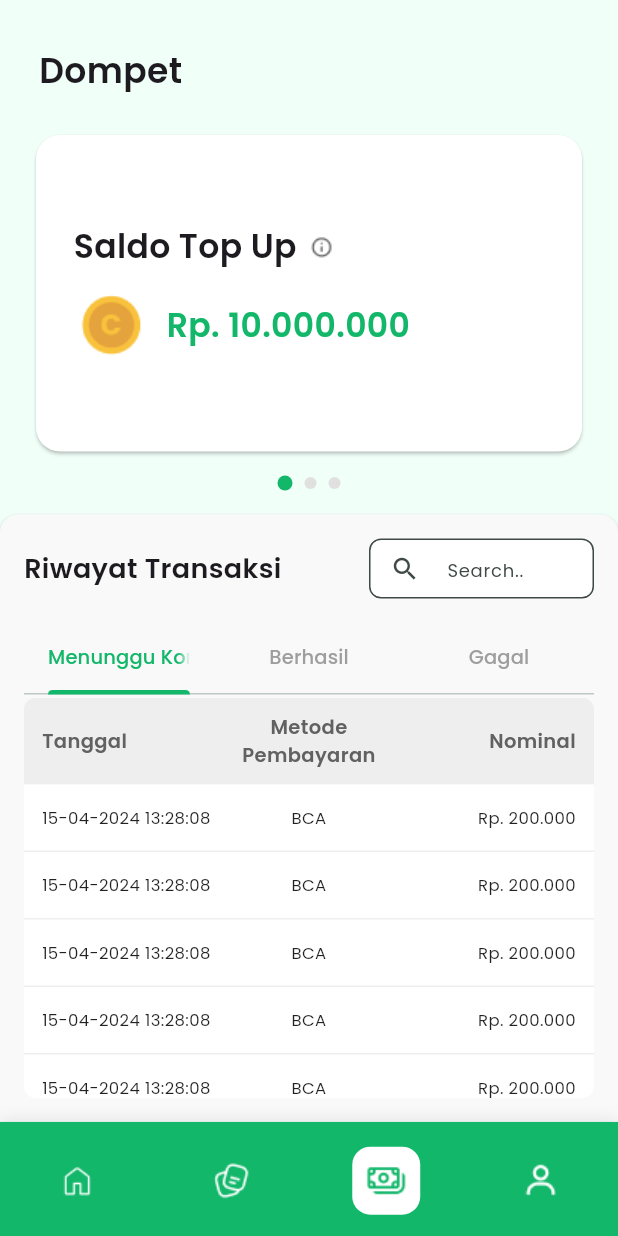
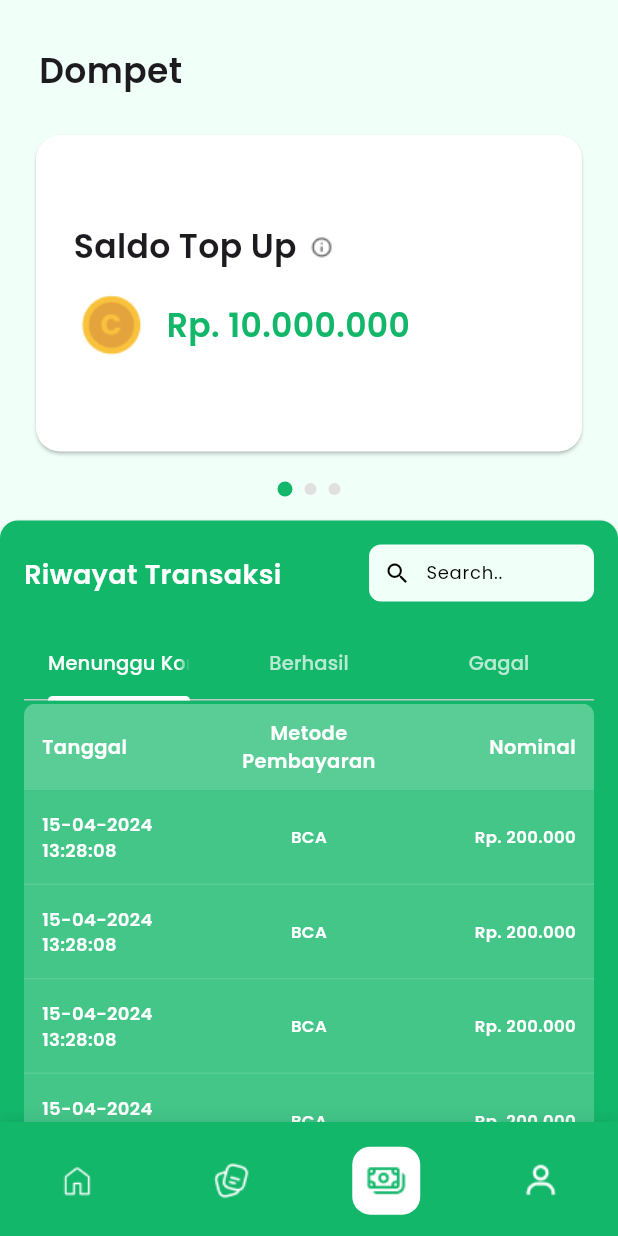
Before and after one commit to athaabiyyu/koperasi_rsb, a Flutter app: the DompetPage screen opened by its route, on a phone screen of 412 x 824 dp. Run offline on Flutter 3.47's test engine with Material 3 defaults, Android fonts, the phone set to English and light mode, and no system bars; our stand-ins replace auto_size_text, file_picker, flutter_dotenv, google_fonts, shared_preferences; accounts and stored records are empty.

Commit message:
styling, perbaikan overflowed, dan routing pada halaman dompet member regular / biasa

```diff
--- a/lib/screens/member-biasa/dompet/dompet.dart
+++ b/lib/screens/member-biasa/dompet/dompet.dart
@@ -24,72 +24,47 @@ class _DompetPageState extends State<DompetPage>
     {
       "tanggal": "15-04-2024 13:28:08",
       "metode": "BCA",
-      "nominal": "Rp. 200.000",
+      "nominal": "Rp. 200.000"
     },
     {
       "tanggal": "15-04-2024 13:28:08",
       "metode": "BCA",
-      "nominal": "Rp. 200.000",
+      "nominal": "Rp. 200.000"
     },
     {
       "tanggal": "15-04-2024 13:28:08",
       "metode": "BCA",
-      "nominal": "Rp. 200.000",
+      "nominal": "Rp. 200.000"
     },
     {
       "tanggal": "15-04-2024 13:28:08",
       "metode": "BCA",
-      "nominal": "Rp. 200.000",
+      "nominal": "Rp. 200.000"
     },
     {
       "tanggal": "15-04-2024 13:28:08",
       "metode": "BCA",
-      "nominal": "Rp. 200.000",
+      "nominal": "Rp. 200.000"
     },
     {
       "tanggal": "15-04-2024 13:28:08",
       "metode": "BCA",
-      "nominal": "Rp. 200.000",
+      "nominal": "Rp. 200.000"
     },
     {
       "tanggal": "15-04-2024 13:28:08",
       "metode": "BCA",
-      "nominal": "Rp. 200.000",
+      "nominal": "Rp. 200.000"
     },
     {
       "tanggal": "15-04-2024 13:28:08",
       "metode": "BCA",
-      "nominal": "Rp. 200.000",
+      "nominal": "Rp. 200.000"
     },
     {
       "tanggal": "15-04-2024 13:28:08",
       "metode": "BCA",
-      "nominal": "Rp. 200.000",
-    },
-    {
-      "tanggal": "15-04-2024 13:28:08",
-      "metode": "BCA",
-      "nominal": "Rp. 200.000",
-    },
-    {
-      "tanggal": "15-04-2024 13:28:08",
-      "metode": "BCA",
-      "nominal": "Rp. 200.000",
-    },
-    {
-      "tanggal": "15-04-2024 13:28:08",
-      "metode": "BCA",
-      "nominal": "Rp. 200.000",
-    },
-    {
-      "tanggal": "15-04-2024 13:28:08",
-      "metode": "BCA",
-      "nominal": "Rp. 200.000",
-    },
-    {
-      "tanggal": "15-04-2024 13:28:08",
-      "metode": "BCA",
-      "nominal": "Rp. 200.000",
+      "nominal": "Rp. 200.000"
     },
   ];
 
@@ -97,7 +72,7 @@ class _DompetPageState extends State<DompetPage>
     {
       "tanggal": "14-04-2024 10:00:00",
       "metode": "Dana",
-      "nominal": "Rp. 150.000",
+      "nominal": "Rp. 150.000"
     },
   ];
 
@@ -120,16 +95,15 @@ class _DompetPageState extends State<DompetPage>
   Widget build(BuildContext context) {
     return WillPopScope(
       onWillPop: () async {
-        // Navigasi ke DashboardPage dan hapus halaman sekarang dari stack
         Navigator.pushReplacementNamed(context, '/member-reguler');
-        return false; // mencegah pop default
+        return false;
       },
       child: Scaffold(
         backgroundColor: lightGreen,
         bottomNavigationBar: AppBottomNav(
           currentIndex: 2,
           onItemSelected: (i) {
-            if (i == 2) return; // already on Dompet
+            if (i == 2) return;
             if (!mounted) return;
             switch (i) {
               case 0:
@@ -145,16 +119,24 @@ class _DompetPageState extends State<DompetPage>
           },
         ),
         body: SafeArea(
+          child: LayoutBuilder(
+            builder: (context, constraints) {
+              return SingleChildScrollView(
+                child: ConstrainedBox(
+                  constraints: BoxConstraints(minHeight: constraints.maxHeight),
+                  child: IntrinsicHeight(
                     child: Column(
                       crossAxisAlignment: CrossAxisAlignment.start,
                       children: [
+                        // ======== BAGIAN ATAS (Saldo) ========
                         Padding(
                           padding: const EdgeInsets.all(16),
                           child: Column(
                             crossAxisAlignment: CrossAxisAlignment.start,
                             children: [
                               Padding(
-                      padding: const EdgeInsets.fromLTRB(10, 15, 10, 2),
+                                padding:
+                                    const EdgeInsets.fromLTRB(10, 15, 10, 2),
                                 child: Text(
                                   "Dompet",
                                   style: GoogleFonts.poppins(
@@ -164,22 +146,17 @@ class _DompetPageState extends State<DompetPage>
                                 ),
                               ),
                               const SizedBox(height: 16),
-
-                    // Card PageView - tinggi dinamis berdasarkan konten
                               SizedBox(
                                 height: 227,
                                 child: PageView(
                                   controller: _pageController,
                                   onPageChanged: (index) {
-                          setState(() {
-                            _currentPage = index;
-                          });
+                                    setState(() => _currentPage = index);
                                   },
                                   children: [
                                     const TopUpCard(
                                         title: "Saldo Top Up",
-                            amount: "Rp. 10.000.000",
-                          ),
+                                        amount: "Rp. 10.000.000"),
                                     TopUpCard(
                                       title: "Simpanan Wajib",
                                       amount: "Rp 500.000",
@@ -194,19 +171,17 @@ class _DompetPageState extends State<DompetPage>
                                     ),
                                     const TopUpCard(
                                         title: "Simpanan Pokok",
-                            amount: "Rp. 50.000",
-                          ),
+                                        amount: "Rp. 50.000"),
                                   ],
                                 ),
                               ),
-                    const SizedBox(height: 8),
-
-                    // Dot Indicator
+                              const SizedBox(height: 12),
                               Row(
                                 mainAxisAlignment: MainAxisAlignment.center,
                                 children: List.generate(3, (index) {
                                   return Container(
-                          margin: const EdgeInsets.symmetric(horizontal: 4),
+                                    margin: const EdgeInsets.symmetric(
+                                        horizontal: 4),
                                     width: _currentPage == index ? 10 : 8,
                                     height: _currentPage == index ? 10 : 8,
                                     decoration: BoxDecoration(
@@ -221,9 +196,11 @@ class _DompetPageState extends State<DompetPage>
                             ],
                           ),
                         ),
+
+                        // ======== BAGIAN BAWAH (Riwayat Transaksi) ========
                         Expanded(
                           child: Card(
-                  color: grayTable,
+                            color: darkGreen,
                             elevation: 2,
                             margin: EdgeInsets.zero,
                             shape: const RoundedRectangleBorder(
@@ -238,34 +215,57 @@ class _DompetPageState extends State<DompetPage>
                                 crossAxisAlignment: CrossAxisAlignment.start,
                                 children: [
                                   Row(
-                          mainAxisAlignment: MainAxisAlignment.spaceBetween,
+                                    mainAxisAlignment:
+                                        MainAxisAlignment.spaceBetween,
                                     children: [
                                       Text(
                                         "Riwayat Transaksi",
                                         style: GoogleFonts.poppins(
                                           fontSize: 18,
                                           fontWeight: FontWeight.w600,
+                                          color: Colors.white,
                                         ),
                                       ),
                                       SizedBox(
                                         width: 150,
                                         height: 40,
                                         child: TextField(
+                                          style: GoogleFonts.poppins(
+                                            fontSize: 12,
+                                            color: Colors.white,
+                                          ),
                                           decoration: InputDecoration(
                                             hintText: "Search..",
-                                  hintStyle: GoogleFonts.poppins(fontSize: 12),
-                                  prefixIcon: const Icon(
+                                            hintStyle: GoogleFonts.poppins(
+                                              fontSize: 12,
+                                              color: Colors.black,
+                                            ),
+                                            prefixIcon: const Padding(
+                                              padding: EdgeInsets.only(
+                                                  left: 10, right: 6),
+                                              child: Icon(
                                                 Icons.search,
-                                    size: 20,
+                                                size: 18,
+                                                color: Colors.black,
                                               ),
-                                  contentPadding: const EdgeInsets.symmetric(
-                                    vertical: 8,
                                             ),
+                                            prefixIconConstraints:
+                                                const BoxConstraints(
+                                              minWidth: 0,
+                                              minHeight: 0,
+                                            ),
+                                            contentPadding:
+                                                const EdgeInsets.symmetric(
+                                                    vertical: 10),
                                             filled: true,
-                                  fillColor: Colors.white,
+                                            fillColor: lightGreen,
                                             border: OutlineInputBorder(
-                                    borderRadius: BorderRadius.circular(8),
+                                              borderRadius:
+                                                  BorderRadius.circular(8),
+                                              borderSide: BorderSide.none,
                                             ),
+                                            isDense:
+                                                true,
                                           ),
                                         ),
                                       ),
@@ -274,9 +274,9 @@ class _DompetPageState extends State<DompetPage>
                                   const SizedBox(height: 16),
                                   TabBar(
                                     controller: _tabController,
-                          labelColor: darkGreen,
-                          unselectedLabelColor: Colors.grey,
-                          indicatorColor: darkGreen,
+                                    labelColor: Colors.white,
+                                    unselectedLabelColor: Colors.white70,
+                                    indicatorColor: Colors.white,
                                     labelStyle: GoogleFonts.poppins(
                                       fontSize: 13,
                                       fontWeight: FontWeight.w500,
@@ -288,22 +288,19 @@ class _DompetPageState extends State<DompetPage>
                                     ],
                                   ),
                                   const SizedBox(height: 2),
-                        Expanded(
+                                  SizedBox(
+                                    height: 400,
                                     child: TabBarView(
                                       controller: _tabController,
                                       children: [
                                         TransactionTable(
                                             status: "Menunggu Konfirmasi",
-                                data: menungguData,
-                              ),
+                                            data: menungguData),
                                         TransactionTable(
                                             status: "Berhasil",
-                                data: berhasilData,
-                              ),
+                                            data: berhasilData),
                                         TransactionTable(
-                                status: "Gagal",
-                                data: gagalData,
-                              ),
+                                            status: "Gagal", data: gagalData),
                                       ],
                                     ),
                                   ),
@@ -317,5 +314,10 @@ class _DompetPageState extends State<DompetPage>
                   ),
                 ),
               );
+            },
+          ),
+        ),
+      ),
+    );
   }
 }
--- a/lib/widgets-global/dialog/dialog-topUp-saldo-simpanan-wajib.dart
+++ b/lib/widgets-global/dialog/dialog-topUp-saldo-simpanan-wajib.dart
@@ -1,33 +1,54 @@
 import 'package:flutter/material.dart';
 import 'package:google_fonts/google_fonts.dart';
+import 'package:koperasi_rsb/screens/member-biasa/pembayaran-awal/muncul-rekening-member-biasa.dart';
 import 'package:koperasi_rsb/widgets-global/colors.dart';
+
+void _handlePayment(BuildContext context) {
+    // Tutup dialog terlebih dahulu (jika ada)
+    Navigator.of(context).pop();
+    // Navigate ke halaman MunculRekeningMemberBiasa
+    Navigator.push(
+      context,
+      MaterialPageRoute(
+        builder: (context) => MunculRekeningMemberBiasa(),
+      ),
+    );
+  }
 
 Future<void> showTopUpSimpananWajibDialog({
   required BuildContext context,
   required String namaAnggota,
   required String tagihan,
   required String nominalTagihan,
+
 }) {
   return showDialog(
     context: context,
     barrierDismissible: true,
     builder: (ctx) => Dialog(
       shape: RoundedRectangleBorder(borderRadius: BorderRadius.circular(16)),
-      insetPadding: const EdgeInsets.symmetric(horizontal: 20),
-      child: Container(
+      insetPadding: const EdgeInsets.symmetric(horizontal: 20, vertical: 24),
+      child: LayoutBuilder(
+        builder: (context, constraints) {
+          return SingleChildScrollView(
+            child: Padding(
               padding: const EdgeInsets.all(25),
               child: Column(
                 mainAxisSize: MainAxisSize.min,
                 children: [
-            // Header dengan close button
+                  /// ===== HEADER =====
                   Row(
-              mainAxisAlignment: MainAxisAlignment.spaceBetween,
+                    crossAxisAlignment: CrossAxisAlignment.start,
                     children: [
-                Text(
+                      /// judul bisa wrap ke bawah
+                      Expanded(
+                        child: Text(
                           "Top Up Saldo Simpanan Wajib",
                           style: GoogleFonts.poppins(
                             fontWeight: FontWeight.w600,
                             fontSize: 16,
+                          ),
+                          softWrap: true, // penting: biar bisa turun baris
                         ),
                       ),
                       IconButton(
@@ -38,9 +59,10 @@ Future<void> showTopUpSimpananWajibDialog({
                       ),
                     ],
                   ),
+
                   const SizedBox(height: 25),
 
-            // Data rows dengan input parameter
+                  /// ===== DATA ROWS =====
                   _buildDataRow("Nama Anggota", namaAnggota),
                   const SizedBox(height: 20),
                   _buildDataRow("Tagihan", tagihan),
@@ -48,7 +70,7 @@ Future<void> showTopUpSimpananWajibDialog({
                   _buildDataRow("Nominal Tagihan", nominalTagihan),
                   const SizedBox(height: 30),
 
-            // Buttons
+                  /// ===== BUTTONS =====
                   Row(
                     children: [
                       Expanded(
@@ -77,11 +99,7 @@ Future<void> showTopUpSimpananWajibDialog({
                         child: SizedBox(
                           height: 45,
                           child: ElevatedButton(
-                      onPressed: () {
-                        Navigator.pop(ctx);
-                        // Lanjut ke proses pembayaran
-                        print("Lanjut pembayaran: $namaAnggota - $nominalTagihan");
-                      },
+                            onPressed: () => _handlePayment(context),
                             style: ElevatedButton.styleFrom(
                               backgroundColor: darkGreen,
                               shape: RoundedRectangleBorder(
@@ -103,6 +121,9 @@ Future<void> showTopUpSimpananWajibDialog({
                 ],
               ),
             ),
+          );
+        },
+      ),
     ),
   );
 }
@@ -110,20 +131,30 @@ Future<void> showTopUpSimpananWajibDialog({
 Widget _buildDataRow(String label, String value) {
   return Row(
     mainAxisAlignment: MainAxisAlignment.spaceBetween,
+    crossAxisAlignment: CrossAxisAlignment.start,
     children: [
-      Text(
+      Expanded(
+        flex: 2,
+        child: Text(
           label,
           style: GoogleFonts.poppins(
             fontSize: 14,
             color: Colors.grey[600],
           ),
         ),
-      Text(
+      ),
+      const SizedBox(width: 10),
+      Expanded(
+        flex: 3,
+        child: Text(
           value,
           style: GoogleFonts.poppins(
             fontSize: 14,
             fontWeight: FontWeight.w600,
           ),
+          textAlign: TextAlign.right,
+          softWrap: true, // biar teks panjang juga bisa turun
+        ),
       ),
     ],
   );
--- a/lib/widgets-global/tabel/tabel-transaksi.dart
+++ b/lib/widgets-global/tabel/tabel-transaksi.dart
@@ -1,5 +1,6 @@
 import 'package:flutter/material.dart';
 import 'package:google_fonts/google_fonts.dart';
+import 'package:koperasi_rsb/widgets-global/colors.dart'; // biar bisa pakai darkGreen
 
 class TransactionTable extends StatelessWidget {
   final String status;
@@ -13,17 +14,20 @@ class TransactionTable extends StatelessWidget {
 
   @override
   Widget build(BuildContext context) {
-    // Filter data yang valid (tidak kosong)
     final validData = data.where((item) => item.isNotEmpty).toList();
 
-    return Column(
-      crossAxisAlignment: CrossAxisAlignment.start,
+    return Container(
+      decoration: BoxDecoration(
+        color: darkGreen,
+        borderRadius: BorderRadius.circular(8),
+      ),
+      child: Column(
         children: [
-        // Header tabel - selalu ditampilkan
+          // HEADER
           Container(
             padding: const EdgeInsets.symmetric(horizontal: 12, vertical: 10),
             decoration: BoxDecoration(
-            color: Colors.grey[200],
+              color: Colors.white.withOpacity(0.30),
               borderRadius: const BorderRadius.only(
                 topLeft: Radius.circular(8),
                 topRight: Radius.circular(8),
@@ -38,7 +42,7 @@ class TransactionTable extends StatelessWidget {
                     style: GoogleFonts.poppins(
                       fontSize: 13,
                       fontWeight: FontWeight.w600,
-                    color: Colors.grey[700],
+                      color: Colors.white,
                     ),
                   ),
                 ),
@@ -49,7 +53,7 @@ class TransactionTable extends StatelessWidget {
                     style: GoogleFonts.poppins(
                       fontSize: 13,
                       fontWeight: FontWeight.w600,
-                    color: Colors.grey[700],
+                      color: Colors.white,
                     ),
                     textAlign: TextAlign.center,
                   ),
@@ -61,7 +65,7 @@ class TransactionTable extends StatelessWidget {
                     style: GoogleFonts.poppins(
                       fontSize: 13,
                       fontWeight: FontWeight.w600,
-                    color: Colors.grey[700],
+                      color: Colors.white,
                     ),
                     textAlign: TextAlign.right,
                   ),
@@ -70,11 +74,11 @@ class TransactionTable extends StatelessWidget {
             ),
           ),
 
-        // Data rows dengan scroll
+          // DATA
           Expanded(
             child: Container(
               decoration: BoxDecoration(
-              color: Colors.white,
+                color: Colors.white.withOpacity(0.10),
                 borderRadius: const BorderRadius.only(
                   bottomLeft: Radius.circular(8),
                   bottomRight: Radius.circular(8),
@@ -86,7 +90,7 @@ class TransactionTable extends StatelessWidget {
                         'Tidak ada data',
                         style: GoogleFonts.poppins(
                           fontSize: 14,
-                        color: Colors.grey,
+                          color: Colors.white70,
                         ),
                       ),
                     )
@@ -100,9 +104,11 @@ class TransactionTable extends StatelessWidget {
                             vertical: 14,
                           ),
                           decoration: BoxDecoration(
+                            color: Colors.white.withOpacity(
+                                0.12), // background lembut tiap baris
                             border: Border(
                               bottom: BorderSide(
-                              color: Colors.grey[200]!,
+                                color: Colors.white.withOpacity(0.1),
                                 width: 1,
                               ),
                             ),
@@ -114,8 +120,9 @@ class TransactionTable extends StatelessWidget {
                                 child: Text(
                                   tx['tanggal'] ?? '-',
                                   style: GoogleFonts.poppins(
-                                  fontSize: 11,
-                                  color: Colors.black87,
+                                    fontSize: 12,
+                                    fontWeight: FontWeight.w600,
+                                    color: Colors.white,
                                   ),
                                 ),
                               ),
@@ -125,7 +132,8 @@ class TransactionTable extends StatelessWidget {
                                   tx['metode'] ?? '-',
                                   style: GoogleFonts.poppins(
                                     fontSize: 11,
-                                  color: Colors.black87,
+                                    fontWeight: FontWeight.w600,
+                                    color: Colors.white,
                                   ),
                                   textAlign: TextAlign.center,
                                 ),
@@ -136,7 +144,8 @@ class TransactionTable extends StatelessWidget {
                                   tx['nominal'] ?? '-',
                                   style: GoogleFonts.poppins(
                                     fontSize: 11,
-                                  color: Colors.black87,
+                                    fontWeight: FontWeight.w600,
+                                    color: Colors.white,
                                   ),
                                   textAlign: TextAlign.right,
                                 ),
@@ -149,6 +158,7 @@ class TransactionTable extends StatelessWidget {
             ),
           ),
         ],
+      ),
     );
   }
 }
```
Lines whose indentation alone changed are shown as unchanged.
